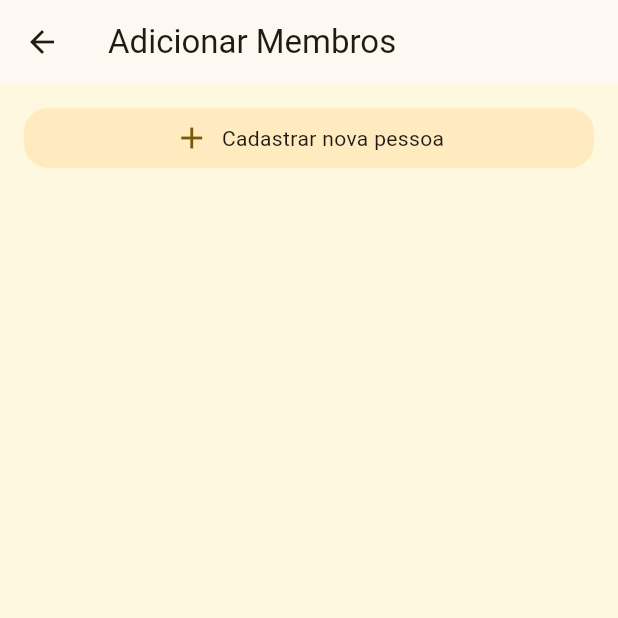
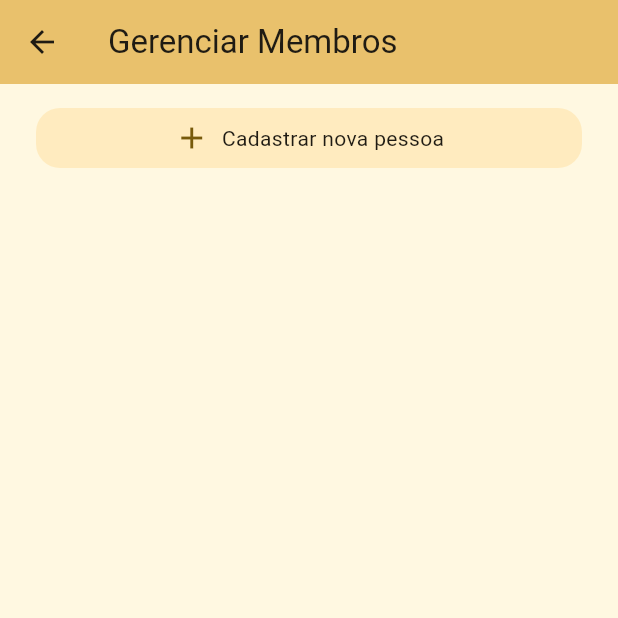
Before and after one commit to felipeemidio/split_us, a Flutter app: the AddMembersPage screen opened by its route, on a phone screen of 412 x 824 dp, the top half of it. Run offline on Flutter 3.47's test engine with Material 3 defaults, Android fonts, the light colour scheme and no system bars; our stand-ins replace flutter_secure_storage; accounts and stored records are empty.

Commit message:
feat: add manage members

```diff
--- a/lib/views/add_members/add_members_page.dart
+++ b/lib/views/add_members/add_members_page.dart
@@ -2,6 +2,7 @@ import 'package:flutter/material.dart';
 import 'package:saporra/views/add_members/add_members_page_controller.dart';
 import 'package:saporra/views/add_members/widgets/add_new_member_button.dart';
 import 'package:saporra/views/add_members/widgets/person_card.dart';
+import 'package:saporra/widgets/warning_dialog.dart';
 
 class AddMembersPage extends StatefulWidget {
   const AddMembersPage({super.key});
@@ -23,10 +24,17 @@ class _AddMembersPageState extends State<AddMembersPage> {
   Widget build(BuildContext context) {
     return Scaffold(
       appBar: AppBar(
-        title: const Text("Adicionar Membros"),
+        title: const Text("Gerenciar Membros"),
+        backgroundColor: Theme.of(context).colorScheme.inversePrimary,
       ),
-      body: Padding(
-        padding: const EdgeInsets.all(16),
+      body: ValueListenableBuilder(
+          valueListenable: controller.isLoadingRemoval,
+          builder: (context, isLoading, _) {
+            return Stack(
+              fit: StackFit.expand,
+              children: [
+                Padding(
+                  padding: const EdgeInsets.symmetric(horizontal: 16, vertical: 16),
                   child: ValueListenableBuilder(
                     valueListenable: controller.members,
                     builder: (context, members, _) {
@@ -35,20 +43,48 @@ class _AddMembersPageState extends State<AddMembersPage> {
                         itemBuilder: (context, index) {
                           if (index == 0) {
                             return Padding(
-                    padding: const EdgeInsets.only(bottom: 16),
+                              padding: const EdgeInsets.only(bottom: 16, left: 8, right: 8),
                               child: AddNewMemberButton(onAddMember: (person) => controller.refresh()),
                             );
                           }
                           final member = members[index - 1];
                           return Padding(
-                  padding: const EdgeInsets.only(bottom: 16),
-                  child: PersonCard(person: member),
+                            padding: const EdgeInsets.only(bottom: 16, left: 8, right: 8),
+                            child: PersonCard(
+                              person: member,
+                              onRemove: () async {
+                                final pendentBill = await controller.removeMember(member);
+                                if (pendentBill != null && context.mounted) {
+                                  showWarningDialog(
+                                    context,
+                                    title: 'Usuário participa da comanda "${pendentBill.name}"',
+                                    description:
+                                        "Não é possivel deletar o usuário enquanto ele estiver participando de alguma comanda.",
+                                  );
+                                }
+                              },
+                            ),
                           );
                         },
                       );
                     },
                   ),
                 ),
+                if (isLoading) ...[
+                  const Opacity(
+                    opacity: 0.5,
+                    child: ModalBarrier(
+                      dismissible: false,
+                      color: Colors.black54,
+                    ),
+                  ),
+                  const Center(
+                    child: CircularProgressIndicator(),
+                  ),
+                ],
+              ],
+            );
+          }),
     );
   }
 }
```
Also changed, not shown: lib/views/add_members/add_members_page_controller.dart (+41 -0 lines), lib/views/add_members/widgets/person_card.dart (+15 -1 lines), lib/views/bills/bills_page.dart (+20 -0 lines). Lines whose indentation alone changed are shown as unchanged.
